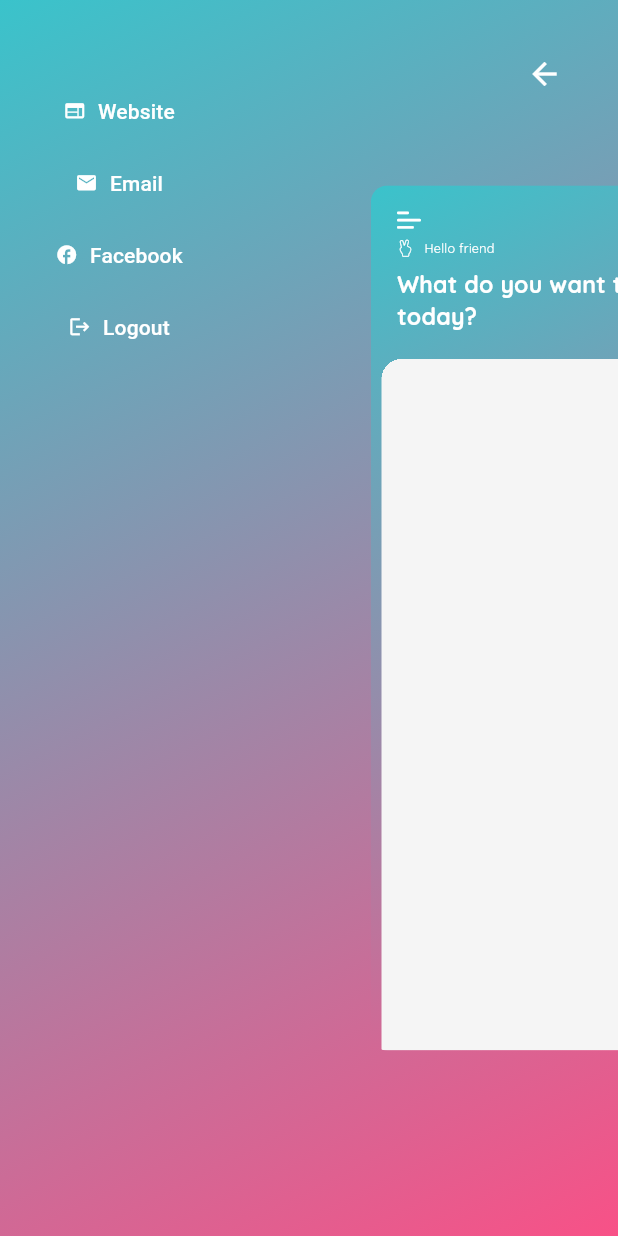
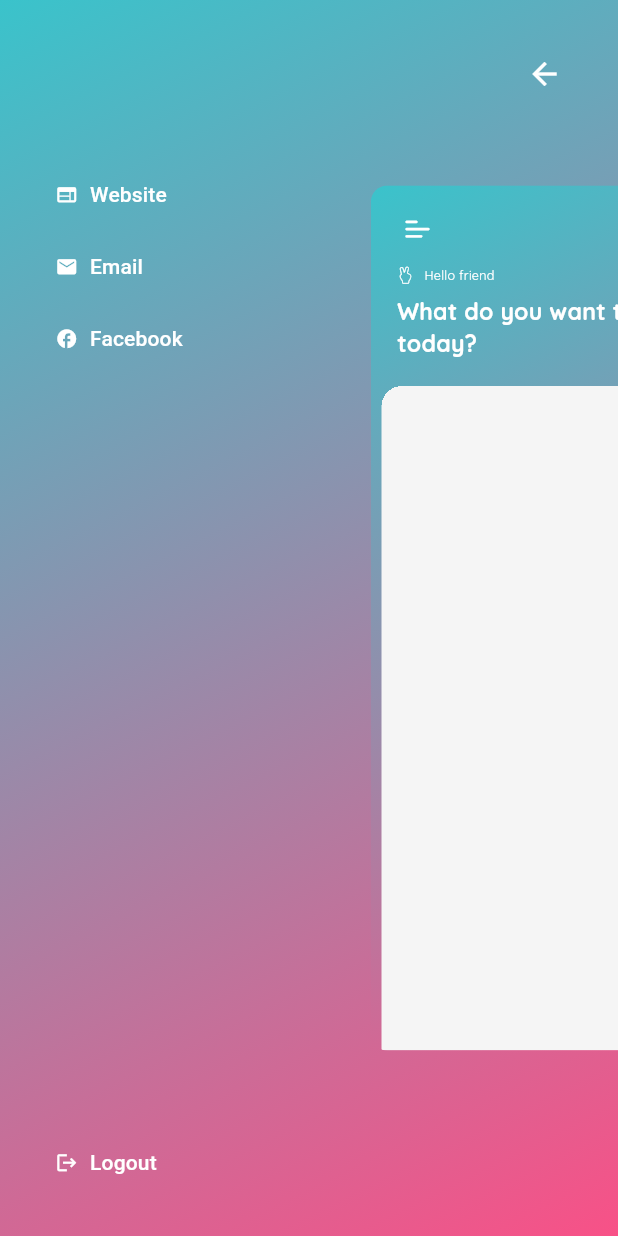
Before and after one commit to developer-zyp/study_app, a Flutter app: the HomeScreen screen opened by its route, after a tap on an icon or button, on a phone screen of 412 x 824 dp. Run offline on Flutter 3.47's test engine with Material 3 defaults, Android fonts, the phone set to English and light mode, and no system bars; drawn by our look-alikes of flutter_zoom_drawer; our stand-ins replace cached_network_image, cloud_firestore, firebase_auth, firebase_core, firebase_storage, flutter_svg and 4 more; accounts and stored records are empty; project files that could hold a hidden picture were left out.

Commit message:
study app part one

```diff
--- a/lib/controllers/auth_controller.dart
+++ b/lib/controllers/auth_controller.dart
@@ -41,6 +41,7 @@ class AuthController extends GetxController {
 
         await _firebaseAuth.signInWithCredential(credential);
         await saveUser(account);
+        navigateToHomeScreen();
       }
     } on Exception catch (error) {
       AppLogger.e(error);
@@ -51,6 +52,7 @@ class AuthController extends GetxController {
     AppLogger.d('Sign out!');
     try {
       await _firebaseAuth.signOut();
+      navigateToHomeScreen();
     } on FirebaseAuthException catch (e) {
       AppLogger.e(e);
     }
@@ -86,6 +88,10 @@ class AuthController extends GetxController {
     Get.toNamed(RouteNames.loginScreen);
   }
 
+  void navigateToHomeScreen() {
+    Get.offAllNamed(RouteNames.homeScreen);
+  }
+
   User? getUser() {
     _user.value = _firebaseAuth.currentUser;
     return _user.value;
--- a/lib/controllers/zoom_drawer_controller.dart
+++ b/lib/controllers/zoom_drawer_controller.dart
@@ -37,6 +37,9 @@ class MyZoomDrawerController extends GetxController {
 
   Future<void> _launch(Uri emailLaunchUri) async {
     if (await canLaunchUrl(emailLaunchUri)) {
+      AppLogger.i('launching $emailLaunchUri');
+      await launchUrl(emailLaunchUri);
+    } else {
       throw 'could not launch ${emailLaunchUri}';
     }
   }
--- a/lib/screens/home/home_screen.dart
+++ b/lib/screens/home/home_screen.dart
@@ -25,14 +25,16 @@ class HomeScreen extends StatelessWidget {
     return Scaffold(
       body: ZoomDrawer(
         controller: zoomDrawerController.zoomDrawerController,
-        showShadow: false,
         angle: 0.0,
         style: DrawerStyle.defaultStyle,
+        showShadow: false,
+        clipMainScreen: false,
         moveMenuScreen: false,
+        menuScreenWidth: MediaQuery.of(context).size.width,
         menuBackgroundColor: Colors.white.withOpacity(0.5),
-        menuScreenWidth: double.maxFinite,
-        slideWidth: MediaQuery.of(context).size.width * 0.6,
-        menuScreen: MenuScreen(),
+        menuScreen: const MenuScreen(),
+        slideWidth: Get.width * 0.6,
+        mainScreenTapClose: true,
         mainScreen: Container(
           decoration: BoxDecoration(gradient: AppColors.mainGradient()),
           child: SafeArea(
@@ -45,15 +47,14 @@ class HomeScreen extends StatelessWidget {
                     crossAxisAlignment: CrossAxisAlignment.start,
                     children: [
                       IconButton(
-                        padding: EdgeInsets.zero,
-                        constraints: BoxConstraints(),
+                        constraints: const BoxConstraints(),
                         icon: const Icon(
                           AppIcons.menuLeft,
                         ),
                         onPressed: zoomDrawerController.toggleDrawer,
                       ),
                       const SizedBox(
-                        height: 0,
+                        height: 10,
                       ),
                       Padding(
                         padding: const EdgeInsets.symmetric(vertical: 10.0),
--- a/lib/screens/home/menu_screeen.dart
+++ b/lib/screens/home/menu_screeen.dart
@@ -12,7 +12,7 @@ class MenuScreen extends GetView<MyZoomDrawerController> {
     return Container(
       padding: UIParameters.appScreenPadding,
       width: double.infinity,
-      decoration: BoxDecoration(gradient: AppColors.mainGradientLight),
+      decoration: const BoxDecoration(gradient: AppColors.mainGradientLight),
       child: Theme(
         data: ThemeData(
             textButtonTheme: TextButtonThemeData(
@@ -30,10 +30,20 @@ class MenuScreen extends GetView<MyZoomDrawerController> {
                     },
                   )),
               Column(
+                crossAxisAlignment: CrossAxisAlignment.start,
                 children: [
                   Obx(
                     () => controller.user.value == null
-                        ? const SizedBox()
+                        ? const SizedBox(
+                            child: Text(
+                              "Login User",
+                              style: TextStyle(
+                                fontWeight: FontWeight.w900,
+                                fontSize: 18,
+                                color: AppColors.onSurfaceTextColor,
+                              ),
+                            ),
+                          )
                         : Text(
                             controller.user.value?.displayName ?? "Login User",
                             style: const TextStyle(
@@ -43,9 +53,11 @@ class MenuScreen extends GetView<MyZoomDrawerController> {
                             ),
                           ),
                   ),
+                  const Spacer(flex: 1),
                   _DrawerButton(iconData: Icons.web, label: "Website", onTap: controller.goToWebsite),
                   _DrawerButton(iconData: Icons.email, label: "Email", onTap: controller.goToEmail),
                   _DrawerButton(iconData: Icons.facebook, label: "Facebook", onTap: controller.goToWebsite),
+                  const Spacer(flex: 9),
                   _DrawerButton(iconData: Icons.logout, label: "Logout", onTap: controller.signOut),
                 ],
               ),
```
Also changed, not shown: 1 other file.
